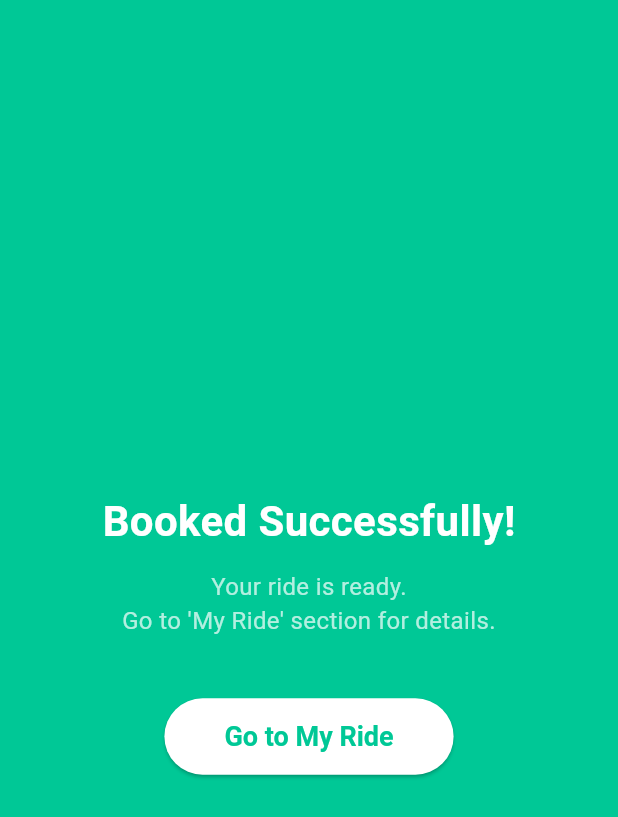
After one commit to AzizMoussi/Greenfleeeet, a Flutter app: the BookedScreen screen opened directly, on a phone screen of 412 x 824 dp. The commit adds this screen. Shown: the top 817 px of the screen. Run offline on Flutter 3.47's test engine with Material 3 defaults, Android fonts, the phone set to English and light mode, and no system bars; our stand-ins replace device_preview, image_picker; missing offline and left inert: flutter_osm_plugin; accounts and stored records are empty.

Commit message:
update book a ride

```diff
--- /dev/null
+++ b/lib/dto/BookingDTO.dart
@@ -0,0 +1,61 @@
+enum BookingStatus { PENDING, ONGOING, REJECTED, REACHED }
+
+class Booked {
+  int? passengerId;
+  int? rideId;
+  String? feedback;
+  double? rating;
+  BookingStatus? bookingStatus;
+  String? pickupLocation;
+
+  Booked({
+    this.passengerId,
+    this.rideId,
+    this.feedback,
+    this.rating,
+    this.bookingStatus,
+    this.pickupLocation,
+  });
+  Booked.initial({
+    required int passengerId,
+    required int rideId,
+    required String pickupLocation,
+  }) :
+        passengerId = passengerId,
+        rideId = rideId,
+        pickupLocation = pickupLocation,
+        feedback = null,
+        rating = null,
+        bookingStatus = BookingStatus.PENDING;
+
+
+  factory Booked.fromJson(Map<String, dynamic> json) {
+    return Booked(
+      passengerId: json['passengerId'],
+      rideId: json['rideId'],
+      feedback: json['feedback'],
+      rating: (json['rating'] != null) ? json['rating'].toDouble() : null,
+      bookingStatus: json['bookingStatus'] != null
+          ? BookingStatus.values.firstWhere(
+              (e) => e.toString().split('.').last == json['bookingStatus'])
+          : null,
+      pickupLocation: json['pickupLocation'],
+    );
+  }
+
+  @override
+  String toString() {
+    return 'Booked(passengerId: $passengerId, rideId: $rideId, feedback: $feedback, rating: $rating, bookingStatus: $bookingStatus, pickupLocation: $pickupLocation)';
+  }
+
+  Map<String, dynamic> toJson() {
+    return {
+      'passengerId': passengerId,
+      'rideId': rideId,
+      'feedback': feedback,
+      'rating': rating,
+      'bookingStatus': bookingStatus?.toString().split('.').last,
+      'pickupLocation': pickupLocation,
+    };
+  }
+}
--- a/lib/models/Ride_Response_dart.dart
+++ b/lib/models/Ride_Response_dart.dart
@@ -1,4 +1,5 @@
 class RideResponse {
+  int rideId;
   int driverId;
   String driverName;
   String carName;
@@ -8,6 +9,7 @@ class RideResponse {
   List<String> prefrences; // not preferences
 
   RideResponse({
+    required this.rideId,
     required this.driverId,
     required this.driverName,
     required this.carName,
@@ -19,6 +21,7 @@ class RideResponse {
 
   factory RideResponse.fromJson(Map<String, dynamic> json) {
     return RideResponse(
+      rideId: json['rideId'],
       driverId: json['driverId'], // correct key
       driverName: json['driverName'],
       carName: json['carName'],
@@ -31,6 +34,7 @@ class RideResponse {
 
   Map<String, dynamic> toJson() {
     return {
+      'rideId':rideId,
       'driverId': driverId,
       'driverName': driverName,
       'carName': carName,
--- /dev/null
+++ b/lib/models/booked_ride_data.dart
@@ -0,0 +1,58 @@
+
+
+enum BookingStatus { PENDING, ONGOING, REJECTED, REACHED }
+
+class Booked {
+  int? passengerId;
+  int? rideId;
+  String? feedback;
+  double? rating;
+  BookingStatus? bookingStatus;
+  String? pickupLocation;
+
+  Booked({
+    this.passengerId,
+    this.rideId,
+    this.feedback,
+    this.rating,
+    this.bookingStatus,
+    this.pickupLocation,
+  });
+  Booked.initial({
+    required int passengerId,
+    required int rideId,
+    required String pickupLocation,
+  }) :
+        passengerId = passengerId,
+        rideId = rideId,
+        pickupLocation = pickupLocation,
+        feedback = null,
+        rating = null,
+        bookingStatus = BookingStatus.PENDING;
+
+
+  factory Booked.fromJson(Map<String, dynamic> json) {
+    return Booked(
+      passengerId: json['passengerId'],
+      rideId: json['rideId'],
+      feedback: json['feedback'],
+      rating: (json['rating'] != null) ? json['rating'].toDouble() : null,
+      bookingStatus: json['bookingStatus'] != null
+          ? BookingStatus.values.firstWhere(
+              (e) => e.toString().split('.').last == json['bookingStatus'])
+          : null,
+      pickupLocation: json['pickupLocation'],
+    );
+  }
+
+  Map<String, dynamic> toJson() {
+    return {
+      'passengerId': passengerId,
+      'rideId': rideId,
+      'feedback': feedback,
+      'rating': rating,
+      'bookingStatus': bookingStatus?.toString().split('.').last,
+      'pickupLocation': pickupLocation,
+    };
+  }
+}
--- /dev/null
+++ b/lib/screens/search/booked_screen.dart
@@ -0,0 +1,66 @@
+import 'package:flutter/material.dart';
+
+import '/screens/mybooking_screen.dart'; // make sure to create this file
+
+class BookedScreen extends StatelessWidget {
+  const BookedScreen({super.key});
+
+  @override
+  Widget build(BuildContext context) {
+    return Scaffold(
+      backgroundColor: const Color(0xFF00C896),
+      body: Center(
+        child: Padding(
+          padding: const EdgeInsets.symmetric(horizontal: 24),
+          child: Column(
+            mainAxisAlignment: MainAxisAlignment.center,
+            children: [
+              // Nice animation
+
+              const SizedBox(height: 20),
+              const Text(
+                "Booked Successfully!",
+                style: TextStyle(
+                  fontSize: 28,
+                  fontWeight: FontWeight.bold,
+                  color: Colors.white,
+                ),
+              ),
+              const SizedBox(height: 12),
+              const Text(
+                "Your ride is ready.\nGo to 'My Ride' section for details.",
+                textAlign: TextAlign.center,
+                style: TextStyle(
+                  fontSize: 16,
+                  color: Colors.white70,
+                ),
+              ),
+              const SizedBox(height: 40),
+              ElevatedButton(
+                style: ElevatedButton.styleFrom(
+                  backgroundColor: Colors.white,
+                  foregroundColor: const Color(0xFF00C896),
+                  padding: const EdgeInsets.symmetric(horizontal: 40, vertical: 15),
+                  shape: RoundedRectangleBorder(
+                    borderRadius: BorderRadius.circular(30),
+                  ),
+                  textStyle: const TextStyle(
+                    fontSize: 18,
+                    fontWeight: FontWeight.bold,
+                  ),
+                ),
+                onPressed: () {
+                  Navigator.push(
+                    context,
+                    MaterialPageRoute(builder: (context) =>  MyBookingScreen()),
+                  );
+                },
+                child: const Text("Go to My Ride"),
+              ),
+            ],
+          ),
+        ),
+      ),
+    );
+  }
+}
--- a/lib/screens/search/search_screen.dart
+++ b/lib/screens/search/search_screen.dart
@@ -677,4 +677,5 @@ class _FindRidePageState extends State<FindRidePage> {
     }
   }
 }
+
 /* lclass mta3 e données eli bech yousseli esmou ride_searched_data */
```
Also changed, not shown: lib/models/user_model.dart (+44 -1 lines), lib/screens/search/result_screen.dart (+101 -6 lines), 1 other file.
